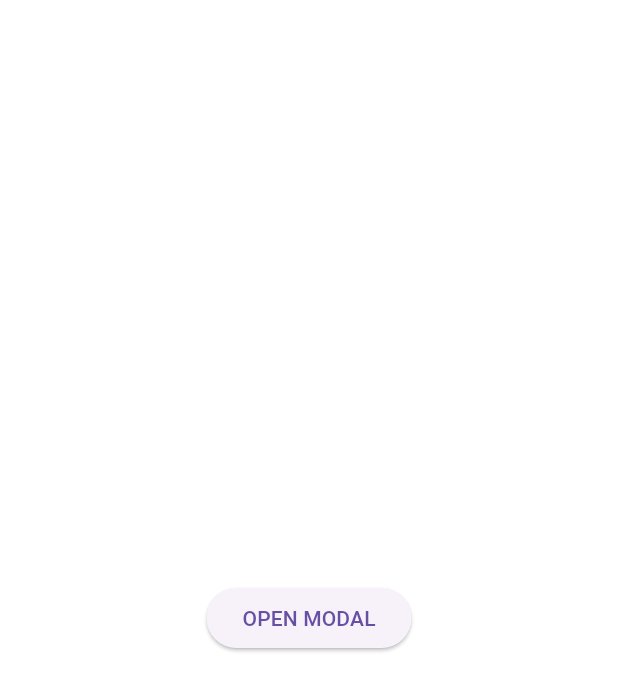
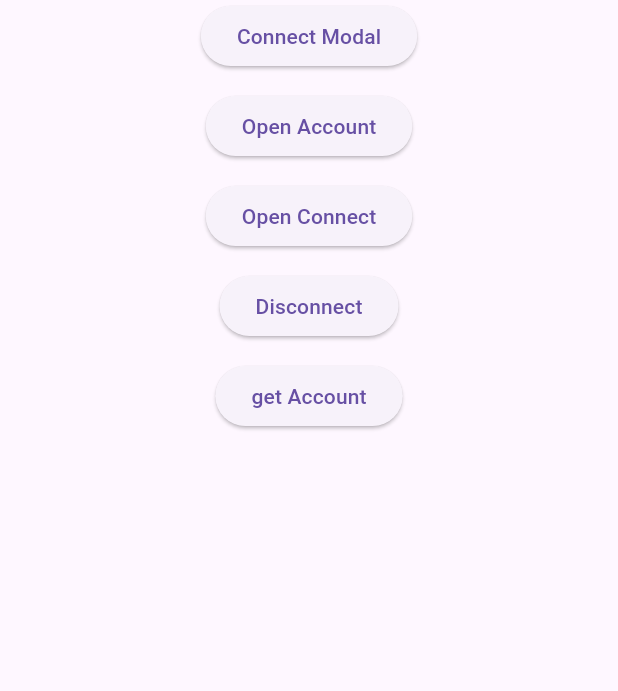
Before and after one commit to jurej1/reown_flutter_web, a Flutter app: the screen it shows after launch, on a phone screen of 412 x 824 dp. Shown: the top 691 px of the screen. Run offline on Flutter 3.47's test engine with Material 3 defaults, Android fonts, the phone set to English and light mode, and no system bars; our stand-ins replace decimal; missing offline and left inert: dart:js_interop, dart:js_util; statements that could not run were skipped.

Commit message:
Adding get account.

```diff
--- a/example/lib/main.dart
+++ b/example/lib/main.dart
@@ -27,17 +27,66 @@ class _MyAppState extends State<MyApp> {
         icons: ['https://avatars.githubusercontent.com/u/37784886'],
       ),
       email: false,
+      // includeWalletIds: [
+      //   'c57ca95b47569778a828d19178114f4db188b89b763c899ba0be274e97267d96',
+      //   '4622a2b2d6af1c9844944291e5e7351a6aa24cd7b23099efac1b2fd875da31a0',
+      //   '1ae92b26df02f0abca6304df07debccd18262fdf5fe82daa81593582dac9a369',
+      //   'c286eebc742a537cd1d6818363e9dc53b21759a1e8e5d9b263d0c03ec7703576',
+      // ],
     );
+
+    // Reconnecting when the page refreshes
+    Future(() async {
+      await reown.Web3Modal.reconnect();
+    });
   }
 
   @override
   Widget build(BuildContext context) {
-    return Center(
-      child: ElevatedButton(
-        onPressed: () async {
-          await reown.Web3Modal.open();
-        },
-        child: Text('OPEN MODAL'),
+    final size = MediaQuery.of(context).size;
+    return Scaffold(
+      body: SizedBox(
+        width: size.width,
+        child: Column(
+          crossAxisAlignment: CrossAxisAlignment.center,
+          children: [
+            ElevatedButton(
+              onPressed: () {
+                reown.Web3Modal.open();
+              },
+              child: Text('Connect Modal'),
+            ),
+            SizedBox(height: 12),
+            ElevatedButton(
+              onPressed: () {
+                reown.Web3Modal.openAccount();
+              },
+              child: Text('Open Account'),
+            ),
+            SizedBox(height: 12),
+            ElevatedButton(
+              onPressed: () {
+                reown.Web3Modal.openConnect();
+              },
+              child: Text('Open Connect'),
+            ),
+            SizedBox(height: 12),
+            ElevatedButton(
+              onPressed: () {
+                reown.Web3Modal.disconnect();
+              },
+              child: Text('Disconnect'),
+            ),
+            SizedBox(height: 12),
+
+            ElevatedButton(
+              onPressed: () {
+                reown.Web3Modal.getAccount();
+              },
+              child: Text('get Account'),
+            ),
+          ],
+        ),
       ),
     );
   }
--- /dev/null
+++ b/lib/src/js/models/account.js.dart
@@ -0,0 +1,22 @@
+part of '../reown.js.dart';
+
+@JS()
+extension type JSAccount(JSObject _) implements JSObject {
+  external JSString? get address;
+  external JSString get status;
+  external JSNumber? get chainId;
+  external JSAccountChain? get chain;
+  external JSBoolean isConnected;
+  external JSBoolean isReconnecting;
+  external JSBoolean isConnecting;
+
+  Account get toDart => Account(
+        address: address?.toDart,
+        status: status.toDart,
+        chainId: chainId?.toDartInt,
+        chain: chain?.toDart,
+        isConnected: isConnected.toDart,
+        isConnecting: isConnecting.toDart,
+        isReconnecting: isReconnecting.toDart,
+      );
+}
--- /dev/null
+++ b/lib/src/js/models/account_chain.js.dart
@@ -0,0 +1,14 @@
+part of '../reown.js.dart';
+
+@JS()
+extension type JSAccountChain(JSObject _) implements JSObject {
+  external JSNumber? get id;
+  external JSString? get name;
+  external JSString? get symbol;
+
+  AccountChain get toDart => AccountChain(
+        id: id?.toDartInt,
+        name: name?.toDart,
+        symbol: symbol?.toDart,
+      );
+}
--- a/lib/src/js/reown.js.dart
+++ b/lib/src/js/reown.js.dart
@@ -1,5 +1,10 @@
 import 'dart:js_interop';
 
+import 'package:reown_flutter_web/src/models/account.dart';
+import 'package:reown_flutter_web/src/models/account_chain.dart';
+
+part 'models/account.js.dart';
+part 'models/account_chain.js.dart';
 part 'models/bigint.js.dart';
 part 'reown_web3modal.js.dart';
 
--- /dev/null
+++ b/lib/src/models/account.dart
@@ -0,0 +1,21 @@
+import 'package:reown_flutter_web/src/models/account_chain.dart';
+
+class Account {
+  final String? address;
+  final String status;
+  final int? chainId;
+  final AccountChain? chain;
+  final bool isConnected;
+  final bool isReconnecting;
+  final bool isConnecting;
+
+  Account({
+    required this.address,
+    required this.status,
+    required this.chainId,
+    required this.chain,
+    required this.isConnected,
+    required this.isReconnecting,
+    required this.isConnecting,
+  });
+}
--- /dev/null
+++ b/lib/src/models/account_chain.dart
@@ -0,0 +1,11 @@
+class AccountChain {
+  final int? id;
+  final String? name;
+  final String? symbol;
+
+  AccountChain({
+    required this.id,
+    required this.name,
+    required this.symbol,
+  });
+}
--- a/lib/src/reown_web3modal.dart
+++ b/lib/src/reown_web3modal.dart
@@ -24,6 +24,29 @@ class Web3Modal {
   static Future<void> open() async {
     await window.web3Modal.open().toDart;
   }
+
+  static Future<void> openAccount() async {
+    await window.web3Modal.openAccount().toDart;
+  }
+
+  static Future<void> openConnect() async {
+    await window.web3Modal.openConnect().toDart;
+  }
+
+  static Future<void> disconnect() async {
+    await window.web3Modal.disconnect().toDart;
+  }
+
+  static Future<void> reconnect() async {
+    await window.web3Modal.reconnect().toDart;
+  }
+
+  static Future<void> getAccount() async {
+    // Account
+    final response = await window.web3Modal.getAccount().toDart;
+
+    print(response.address);
+  }
 }
 
 class Web3ModalMetadata {
```
Also changed, not shown: lib/src/js/reown_web3modal.js.dart (+7 -3 lines), 1 other file.
